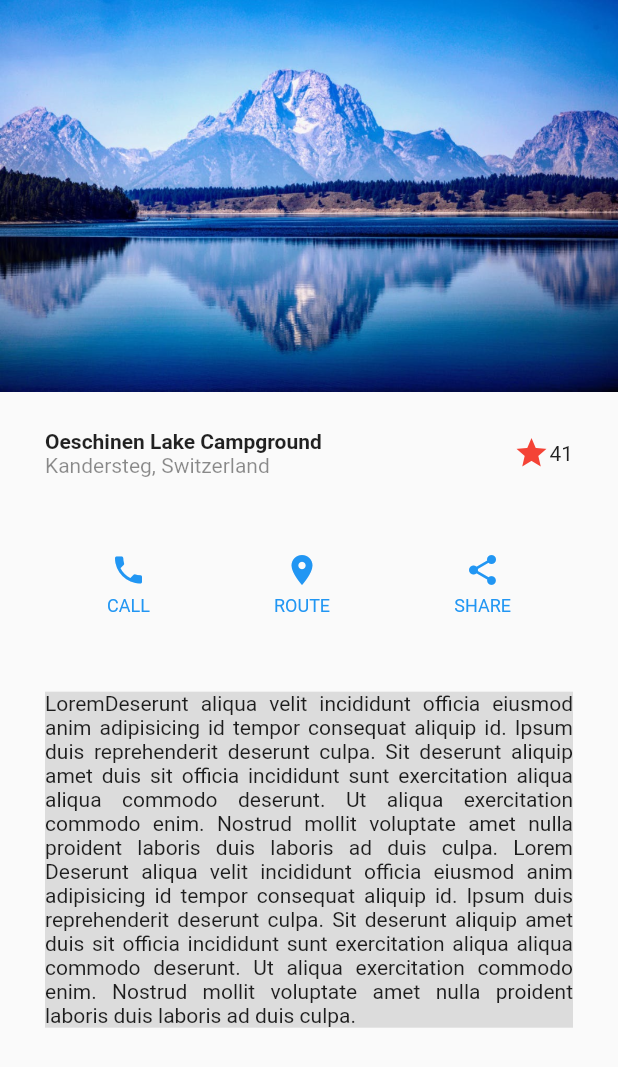
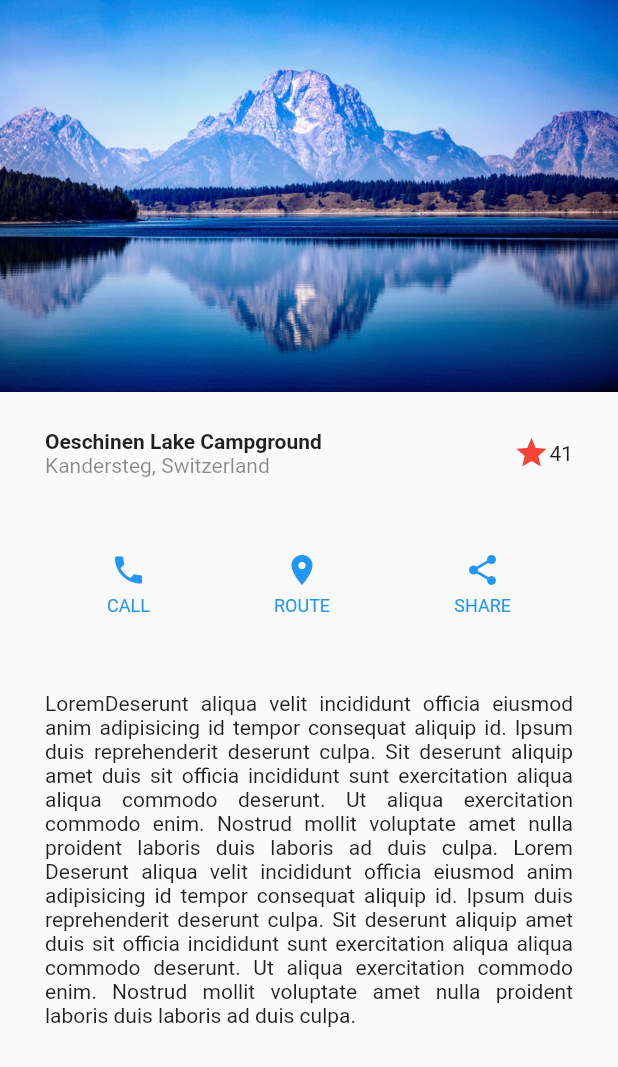
Before and after one commit to faldado82/flutter_design_app, a Flutter app: the screen it shows after launch, on a phone screen of 412 x 824 dp. Shown: the top 1067 px of the screen. Run offline on Flutter 3.47's test engine with Material 2 defaults, Android fonts, the light colour scheme and no system bars.

Commit message:
Update Widget DescriptionSection

```diff
--- a/lib/screens/basic_design.dart
+++ b/lib/screens/basic_design.dart
@@ -113,7 +113,6 @@ class DescriptionSection extends StatelessWidget {
   @override
   Widget build(BuildContext context) {
     return Container(
-      color: Colors.black12,
       margin: const EdgeInsets.symmetric(horizontal: 30, vertical: 25),
       child: const Text(
         'LoremDeserunt aliqua velit incididunt officia eiusmod anim adipisicing id tempor consequat aliquip id. Ipsum duis reprehenderit deserunt culpa. Sit deserunt aliquip amet duis sit officia incididunt sunt exercitation aliqua aliqua commodo deserunt. Ut aliqua exercitation commodo enim. Nostrud mollit voluptate amet nulla proident laboris duis laboris ad duis culpa. Lorem Deserunt aliqua velit incididunt officia eiusmod anim adipisicing id tempor consequat aliquip id. Ipsum duis reprehenderit deserunt culpa. Sit deserunt aliquip amet duis sit officia incididunt sunt exercitation aliqua aliqua commodo deserunt. Ut aliqua exercitation commodo enim. Nostrud mollit voluptate amet nulla proident laboris duis laboris ad duis culpa.',
```
